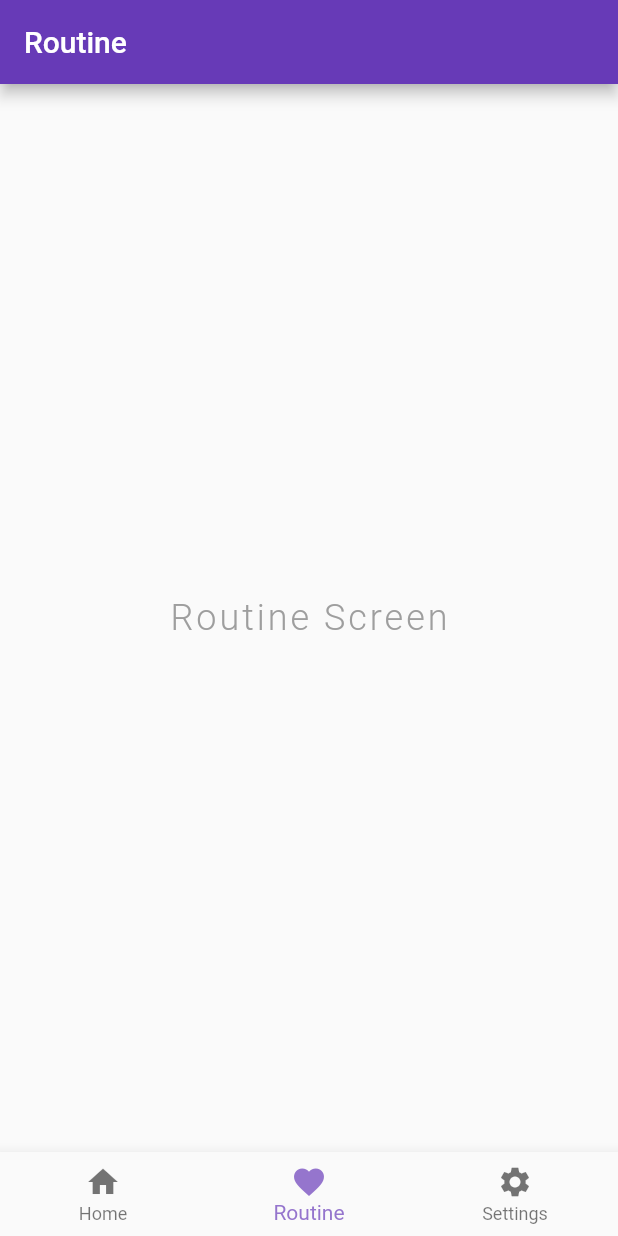
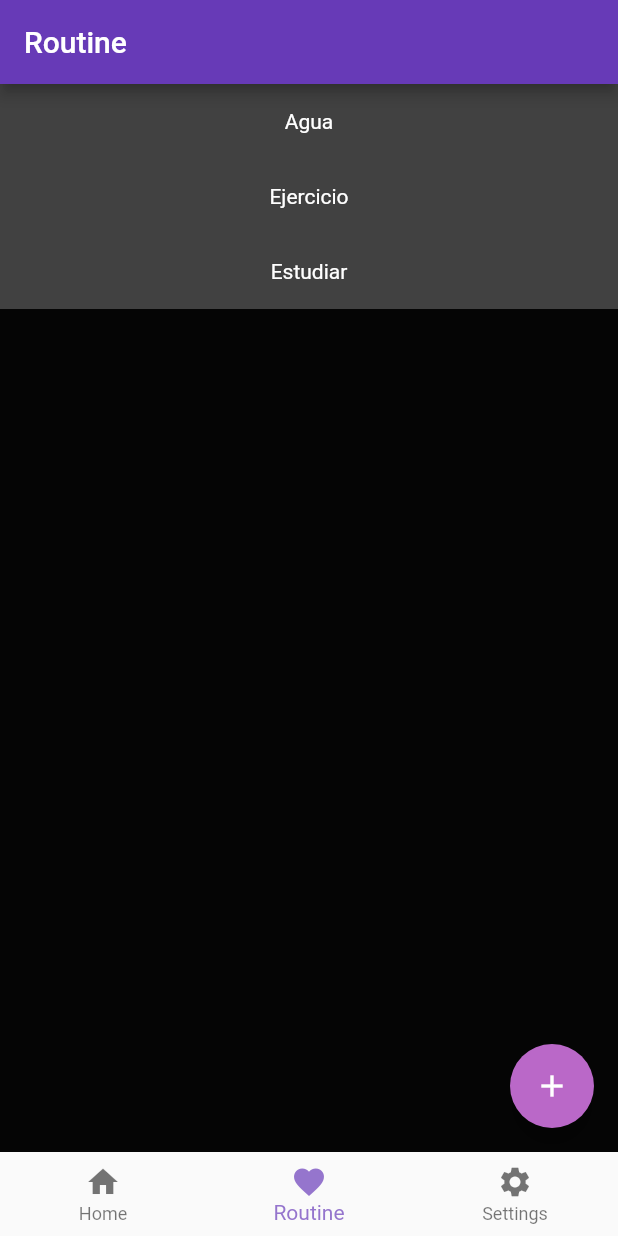
Before and after one commit to Josde/Habitr, a Flutter app: the screen it shows after launch, item 2 of the bottom bar chosen, on a phone screen of 412 x 824 dp. Run offline on Flutter 3.47's test engine with Material 2 defaults, Android fonts, the phone set to English and light mode, and no system bars.

Commit message:
added example JSON added routine model added routine viewer screen

```diff
--- /dev/null
+++ b/assets/json/routine/exercise.json
@@ -0,0 +1,5 @@
+{
+  "name": "Exercise",
+  "delayBetweenNotis": "180",
+  "type": "1"
+}
--- /dev/null
+++ b/assets/json/routine/water.json
@@ -0,0 +1,5 @@
+{
+  "name": "Water",
+  "delayBetweenNotis": "180",
+  "type": "0"
+}
--- /dev/null
+++ b/lib/enum/ActivityType.dart
@@ -0,0 +1,5 @@
+enum ActivityType {
+  Instant,
+  Timer,
+  Stopwatch
+}
--- a/lib/main.dart
+++ b/lib/main.dart
@@ -24,6 +24,8 @@ class MyApp extends StatelessWidget {
           primaryColorBrightness: Brightness.light,
           accentColor: Colors.deepPurpleAccent,
           accentColorBrightness: Brightness.light,
+          backgroundColor: Colors.black87,
+          scaffoldBackgroundColor: Colors.black87,
         ),
         home: BottomNavBar()
     );
--- a/lib/models/routine.dart
+++ b/lib/models/routine.dart
@@ -0,0 +1,23 @@
+import 'package:flutter/material.dart';
+import '../enum/ActivityType.dart';
+class Routine {
+  String name = "";
+  int delayBetweenNotis = 180;
+  ActivityType type = ActivityType.Instant;
+
+  Routine(this.name, this.delayBetweenNotis, this.type);
+
+  Routine.fromJson(Map<String,dynamic> json) {
+    this.name = json['name'];
+    this.delayBetweenNotis = json['delayBetweenNotis'];
+    this.type = ActivityType.values.elementAt(json['type']);
+  }
+
+  Map<String, dynamic> toJson() {
+    final Map<String, dynamic> json = new Map<String, dynamic>();
+    json['name'] = this.name;
+    json['delayBetweenNotis'] = this.delayBetweenNotis;
+    json['type'] = this.type.index;
+    return json;
+  }
+}
--- a/lib/screens/routinescreen.dart
+++ b/lib/screens/routinescreen.dart
@@ -1,9 +1,15 @@
 import 'package:flutter/material.dart';
+import 'package:habitr_tfg/enum/ActivityType.dart';
+import 'package:habitr_tfg/models/routine.dart';
+import '../utils/io.dart';
+import 'dart:io';
 
 class RoutineScreen extends StatelessWidget {
 
   @override
-  Widget build(BuildContext context) {
+  Widget build(BuildContext context)  {
+    final List<Routine> rutinasTest = [Routine('Agua', 180, ActivityType.Instant), Routine('Ejercicio', 180, ActivityType.Timer), Routine('Estudiar', 240, ActivityType.Stopwatch)];
+
     return Scaffold(
       appBar: AppBar(
         title: Text(
@@ -16,16 +22,30 @@ class RoutineScreen extends StatelessWidget {
 
       ),
       body: Center(
-        child: Text(
-            "Routine Screen",
-            style: TextStyle(
-              fontSize: 24.0,
-              fontWeight: FontWeight.w300,
-              letterSpacing: 2.0,
-              color: Colors.grey,
-            )
+        child:
+          ListView.builder(
+            itemCount: rutinasTest.length,
+            itemBuilder: (BuildContext context, int index) {
+              return GestureDetector(
+                child: Container(
+                    height: 50,
+                    color: Colors.white24,
+                    child: Center(child: Text('${rutinasTest[index].name}', style: TextStyle(color: Colors.white)))
+                ),
+                onTap: () {
+                  ScaffoldMessenger.of(context).showSnackBar(SnackBar(content: Text(index.toString())));
+                }
+              );
+            },
+          ),
         ),
-      ),
-    );
+        floatingActionButton: FloatingActionButton(
+          onPressed: () {
+            // Add your onPressed code here!
+          },
+          backgroundColor: Colors.purple[300],
+          child: const Icon(Icons.add),
+        )
+      );
   }
 }
```
Also changed, not shown: lib/utils/io.dart (added, +7 -0 lines), 2 other files.
